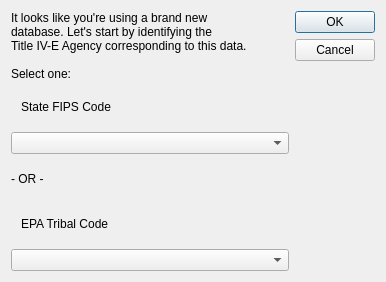
This is ui/ui_database_init.ui in zstamper/AFCARS-AXE as Qt 5 draws it before an edit. The edited form follows.
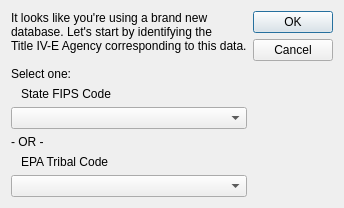
This is the edited form.

Commit message: Pikc a font, any font

The edit to the form file:
```diff
--- a/ui/ui_database_init.ui
+++ b/ui/ui_database_init.ui
@@ -6,10 +6,16 @@
    <rect>
     <x>0</x>
     <y>0</y>
-    <width>386</width>
-    <height>282</height>
+    <width>337</width>
+    <height>204</height>
    </rect>
   </property>
+  <property name="font">
+   <font>
+    <family>Arial</family>
+    <bold>false</bold>
+   </font>
+  </property>
   <property name="windowTitle">
    <string>Dialog</string>
   </property>
```
The commit also changes 13 other files.
